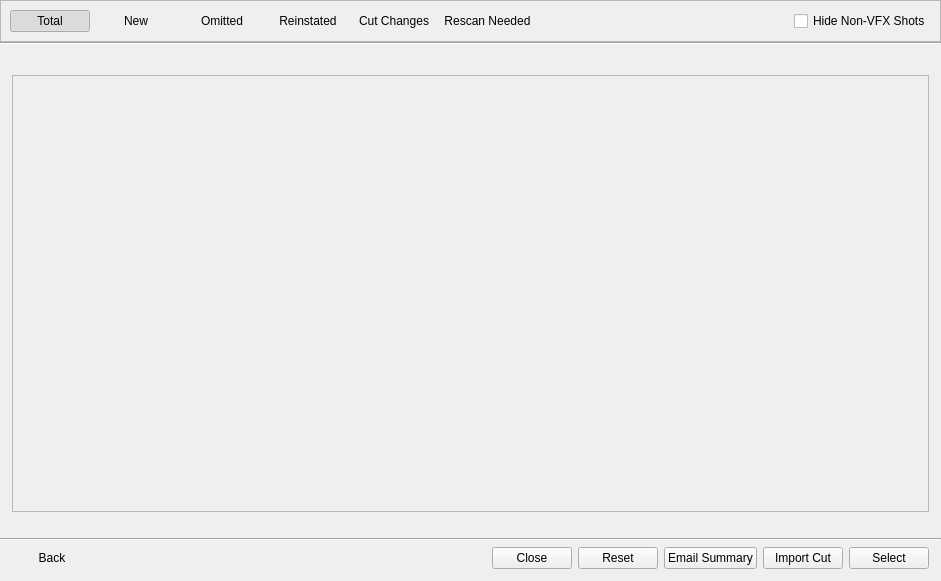
Before: the Qt Designer form resources/dialog.ui in shotgunsoftware/tk-multi-importcut, drawn with Qt 5.
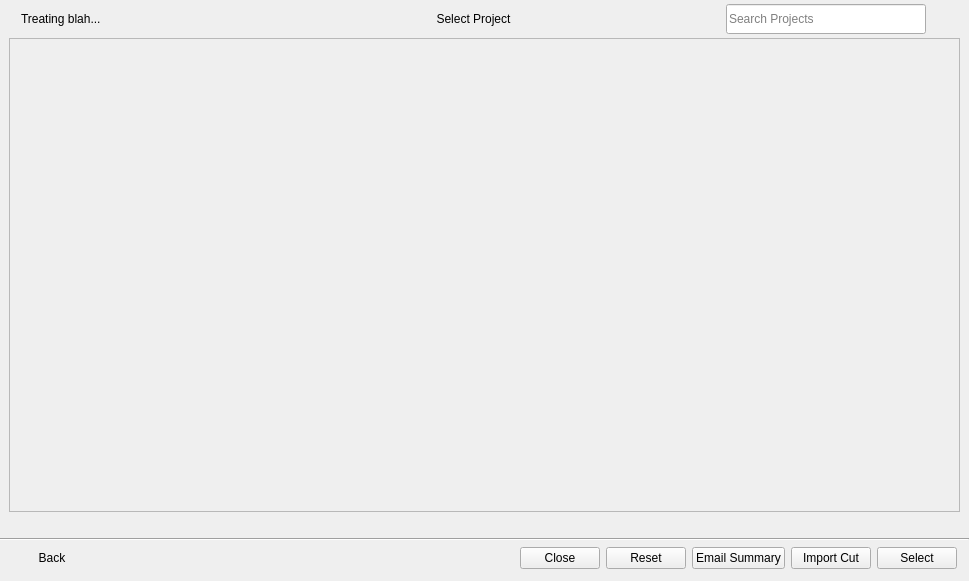
After: the same form once the commit is applied. Icons and pictures are not drawn. Custom widgets are drawn as their Qt base class.

Patch:
```diff
--- a/resources/dialog.ui
+++ b/resources/dialog.ui
@@ -6,7 +6,7 @@
    <rect>
     <x>0</x>
     <y>0</y>
-    <width>941</width>
+    <width>969</width>
     <height>581</height>
    </rect>
   </property>
@@ -23,7 +23,7 @@
    <item>
     <widget class="AnimatedStackedWidget" name="stackedWidget">
      <property name="currentIndex">
-      <number>3</number>
+      <number>1</number>
      </property>
      <widget class="QWidget" name="drop_page">
       <layout class="QVBoxLayout" name="verticalLayout_2">
@@ -135,6 +135,294 @@
        </item>
       </layout>
      </widget>
+     <widget class="QWidget" name="project_list_page">
+      <layout class="QVBoxLayout" name="verticalLayout_10">
+       <property name="spacing">
+        <number>0</number>
+       </property>
+       <property name="topMargin">
+        <number>0</number>
+       </property>
+       <property name="bottomMargin">
+        <number>0</number>
+       </property>
+       <item>
+        <layout class="QHBoxLayout" name="horizontalLayout_10" stretch="0,1,0,0">
+         <property name="spacing">
+          <number>12</number>
+         </property>
+         <property name="leftMargin">
+          <number>12</number>
+         </property>
+         <property name="topMargin">
+          <number>4</number>
+         </property>
+         <property name="bottomMargin">
+          <number>4</number>
+         </property>
+         <item>
+          <widget class="QLabel" name="importing_edl_label_2">
+           <property name="minimumSize">
+            <size>
+             <width>200</width>
+             <height>0</height>
+            </size>
+           </property>
+           <property name="text">
+            <string>Treating blah...</string>
+           </property>
+           <property name="alignment">
+            <set>Qt::AlignLeading|Qt::AlignLeft|Qt::AlignVCenter</set>
+           </property>
+          </widget>
+         </item>
+         <item>
+          <widget class="QLabel" name="select_project_label">
+           <property name="text">
+            <string>Select Project</string>
+           </property>
+           <property name="alignment">
+            <set>Qt::AlignCenter</set>
+           </property>
+          </widget>
+         </item>
+         <item>
+          <widget class="SearchWidget" name="projects_search_line_edit">
+           <property name="sizePolicy">
+            <sizepolicy hsizetype="Fixed" vsizetype="Preferred">
+             <horstretch>0</horstretch>
+             <verstretch>0</verstretch>
+            </sizepolicy>
+           </property>
+           <property name="minimumSize">
+            <size>
+             <width>200</width>
+             <height>30</height>
+            </size>
+           </property>
+           <property name="text">
+            <string/>
+           </property>
+           <property name="cursorPosition">
+            <number>0</number>
+           </property>
+           <property name="placeholderText">
+            <string>Search Projects</string>
+           </property>
+          </widget>
+         </item>
+         <item>
+          <widget class="QPushButton" name="settings_page_6_button">
+           <property name="maximumSize">
+            <size>
+             <width>22</width>
+             <height>20</height>
+            </size>
+           </property>
+           <property name="text">
+            <string/>
+           </property>
+           <property name="icon">
+            <iconset resource="resources.qrc">
+             <normaloff>:/tk_multi_importcut/settings_dialog_gear_icon.png</normaloff>:/tk_multi_importcut/settings_dialog_gear_icon.png</iconset>
+           </property>
+           <property name="iconSize">
+            <size>
+             <width>22</width>
+             <height>20</height>
+            </size>
+           </property>
+           <property name="flat">
+            <bool>true</bool>
+           </property>
+          </widget>
+         </item>
+        </layout>
+       </item>
+       <item>
+        <widget class="QScrollArea" name="project_scroll_area">
+         <property name="widgetResizable">
+          <bool>true</bool>
+         </property>
+         <widget class="QWidget" name="project_area">
+          <property name="geometry">
+           <rect>
+            <x>0</x>
+            <y>0</y>
+            <width>943</width>
+            <height>442</height>
+           </rect>
+          </property>
+          <layout class="QGridLayout" name="project_grid">
+           <property name="leftMargin">
+            <number>2</number>
+           </property>
+           <property name="topMargin">
+            <number>2</number>
+           </property>
+           <property name="rightMargin">
+            <number>2</number>
+           </property>
+           <property name="bottomMargin">
+            <number>2</number>
+           </property>
+           <property name="spacing">
+            <number>2</number>
+           </property>
+           <item row="0" column="0">
+            <spacer name="verticalSpacer_11">
+             <property name="orientation">
+              <enum>Qt::Vertical</enum>
+             </property>
+             <property name="sizeHint" stdset="0">
+              <size>
+               <width>20</width>
+               <height>40</height>
+              </size>
+             </property>
+            </spacer>
+           </item>
+          </layout>
+         </widget>
+        </widget>
+       </item>
+      </layout>
+     </widget>
+     <widget class="QWidget" name="entity_types_page">
+      <layout class="QVBoxLayout" name="verticalLayout_8" stretch="0,1">
+       <item>
+        <layout class="QHBoxLayout" name="horizontalLayout_2" stretch="1,0,1,1,0">
+         <property name="leftMargin">
+          <number>12</number>
+         </property>
+         <property name="rightMargin">
+          <number>0</number>
+         </property>
+         <item>
+          <widget class="QLabel" name="entity_picker_message_label">
+           <property name="text">
+            <string>blah blah blah blah</string>
+           </property>
+          </widget>
+         </item>
+         <item>
+          <spacer name="horizontalSpacer_12">
+           <property name="orientation">
+            <enum>Qt::Horizontal</enum>
+           </property>
+           <property name="sizeHint" stdset="0">
+            <size>
+             <width>40</width>
+             <height>20</height>
+            </size>
+           </property>
+          </spacer>
+         </item>
+         <item>
+          <widget class="QLabel" name="entity_picker_title_label">
+           <property name="text">
+            <string>Select Entity Type</string>
+           </property>
+           <property name="alignment">
+            <set>Qt::AlignCenter</set>
+           </property>
+          </widget>
+         </item>
+         <item>
+          <spacer name="horizontalSpacer_5">
+           <property name="orientation">
+            <enum>Qt::Horizontal</enum>
+           </property>
+           <property name="sizeHint" stdset="0">
+            <size>
+             <width>0</width>
+             <height>20</height>
+            </size>
+           </property>
+          </spacer>
+         </item>
+         <item>
+          <widget class="QPushButton" name="settings_page_2_button">
+           <property name="maximumSize">
+            <size>
+             <width>30</width>
+             <height>22</height>
+            </size>
+           </property>
+           <property name="layoutDirection">
+            <enum>Qt::LeftToRight</enum>
+           </property>
+           <property name="text">
+            <string/>
+           </property>
+           <property name="icon">
+            <iconset resource="resources.qrc">
+             <normaloff>:/tk_multi_importcut/settings_dialog_gear_icon.png</normaloff>:/tk_multi_importcut/settings_dialog_gear_icon.png</iconset>
+           </property>
+           <property name="iconSize">
+            <size>
+             <width>44</width>
+             <height>20</height>
+            </size>
+           </property>
+           <property name="default">
+            <bool>false</bool>
+           </property>
+           <property name="flat">
+            <bool>true</bool>
+           </property>
+          </widget>
+         </item>
+        </layout>
+       </item>
+       <item>
+        <widget class="QFrame" name="entity_picker_frame">
+         <property name="frameShape">
+          <enum>QFrame::StyledPanel</enum>
+         </property>
+         <property name="frameShadow">
+          <enum>QFrame::Raised</enum>
+         </property>
+         <layout class="QVBoxLayout" name="verticalLayout_9" stretch="1,0,1">
+          <item>
+           <widget class="QLabel" name="entity_picker_title_label_2">
+            <property name="text">
+             <string>What do you want to link this Cut to ?</string>
+            </property>
+            <property name="alignment">
+             <set>Qt::AlignCenter</set>
+            </property>
+           </widget>
+          </item>
+          <item>
+           <widget class="QFrame" name="entity_types_frame">
+            <property name="frameShape">
+             <enum>QFrame::StyledPanel</enum>
+            </property>
+            <property name="frameShadow">
+             <enum>QFrame::Raised</enum>
+            </property>
+            <layout class="QHBoxLayout" name="entity_types_layout"/>
+           </widget>
+          </item>
+          <item>
+           <spacer name="verticalSpacer_10">
+            <property name="orientation">
+             <enum>Qt::Vertical</enum>
+            </property>
+            <property name="sizeHint" stdset="0">
+             <size>
+              <width>20</width>
+              <height>0</height>
+             </size>
+            </property>
+           </spacer>
+          </item>
+         </layout>
+        </widget>
+       </item>
+      </layout>
+     </widget>
      <widget class="QWidget" name="sequence_list_page">
       <property name="sizePolicy">
        <sizepolicy hsizetype="Preferred" vsizetype="Preferred">
@@ -464,7 +752,10 @@
          <property name="frameShadow">
           <enum>QFrame::Raised</enum>
          </property>
-         <layout class="QHBoxLayout" name="horizontalLayout_8" stretch="0,0,0,0,0,0,1,0">
+         <layout class="QHBoxLayout" name="horizontalLayout_8" stretch="0,0,0,0,0,0,1,0,0">
+          <property name="spacing">
+           <number>12</number>
+          </property>
           <item>
            <widget class="QPushButton" name="total_button">
             <property name="sizePolicy">
```
Left out of the diff: 218 changed lines with no effect on the pictures.
